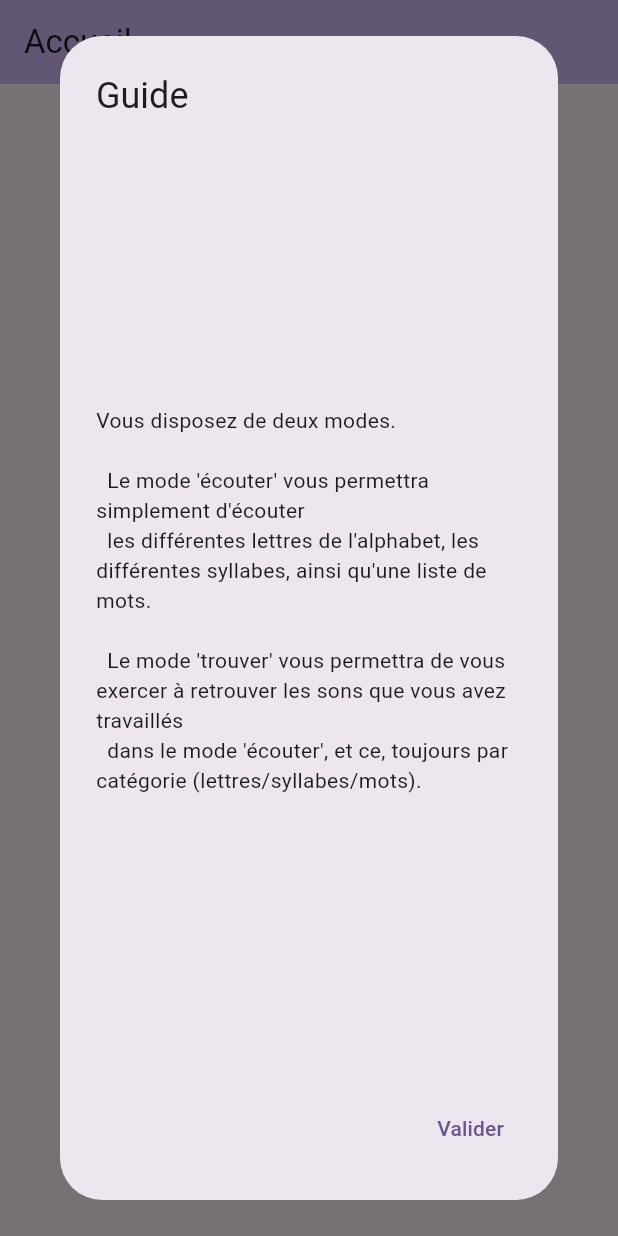
After one commit to loloof64/EntrainementLecture, a Flutter app: the screen it shows after launch, after a tap on "Guide", on a phone screen of 412 x 824 dp. The commit adds this screen. Run offline on Flutter 3.47's test engine with Material 2 defaults, Android fonts, the light colour scheme and no system bars; our stand-ins replace font_awesome_flutter; missing offline and left inert: minisound.

Commit message:
added a guide button on home page

```diff
--- a/lib/main.dart
+++ b/lib/main.dart
@@ -1,6 +1,7 @@
 import 'package:entrainement_lecture/misc/commons.dart';
 import 'package:entrainement_lecture/screens/menus/find.dart';
 import 'package:entrainement_lecture/screens/menus/listen.dart';
+import 'package:entrainement_lecture/widgets/manual.dart';
 import 'package:entrainement_lecture/widgets/menu_button.dart';
 import 'package:flutter/material.dart';
 
@@ -32,6 +33,26 @@ class MyHomePage extends StatefulWidget {
 }
 
 class _MyHomePageState extends State<MyHomePage> {
+  void _showManualDialog() {
+    showDialog(
+        context: context,
+        barrierDismissible: false,
+        builder: (ctx2) {
+          return AlertDialog(
+            title: const Text("Guide"),
+            content: const ManualWidget(),
+            actions: [
+              TextButton(
+                onPressed: () {
+                  Navigator.of(context).pop();
+                },
+                child: const Text('Valider'),
+              ),
+            ],
+          );
+        });
+  }
+
   void _showAboutDialog() {
     showDialog(
         context: context,
@@ -45,15 +66,20 @@ class _MyHomePageState extends State<MyHomePage> {
               children: [
                 Text('Application d\'entraînement à la lecture'),
                 Text('L. Bernabé (2023)'),
-                SizedBox(height: 20,),
+                SizedBox(
+                  height: 20,
+                ),
                 Text('Sons: F. Fucci'),
                 Text('Icône: F. Fucci'),
               ],
             ),
             actions: [
-              TextButton(onPressed: () {
-                Navigator.of(context).pop();
-              }, child: const Text('Valider'),),
+              TextButton(
+                onPressed: () {
+                  Navigator.of(context).pop();
+                },
+                child: const Text('Valider'),
+              ),
             ],
           );
         });
@@ -91,6 +117,13 @@ class _MyHomePageState extends State<MyHomePage> {
               height: menusVerticalGap,
             ),
             ElevatedButton(
+              onPressed: _showManualDialog,
+              child: const Text('Guide'),
+            ),
+            const SizedBox(
+              height: menusVerticalGap,
+            ),
+            ElevatedButton(
               onPressed: _showAboutDialog,
               child: const Text('À propos'),
             ),
--- /dev/null
+++ b/lib/widgets/manual.dart
@@ -0,0 +1,17 @@
+import 'package:flutter/material.dart';
+
+const summary =
+  """Vous disposez de deux modes.\n
+  Le mode 'écouter' vous permettra simplement d'écouter
+  les différentes lettres de l'alphabet, les différentes syllabes, ainsi qu'une liste de mots.\n
+  Le mode 'trouver' vous permettra de vous exercer à retrouver les sons que vous avez travaillés
+  dans le mode 'écouter', et ce, toujours par catégorie (lettres/syllabes/mots).""";
+
+class ManualWidget extends StatelessWidget {
+  const ManualWidget({super.key});
+
+  @override
+  Widget build(BuildContext context) {
+    return const Center(child: Text(summary));
+  }
+}
--- a/pubspec.yaml
+++ b/pubspec.yaml
@@ -16,7 +16,7 @@ publish_to: 'none' # Remove this line if you wish to publish to pub.dev
 # https://developer.apple.com/library/archive/documentation/General/Reference/InfoPlistKeyReference/Articles/CoreFoundationKeys.html
 # In Windows, build-name is used as the major, minor, and patch parts
 # of the product and file versions while build-number is used as the build suffix.
-version: 1.0.0+1
+version: 1.0.2+2
 
 environment:
   sdk: '>=3.1.2 <4.0.0'
```
Also changed, not shown: lib/misc/commons.dart (line endings or trailing spaces).
